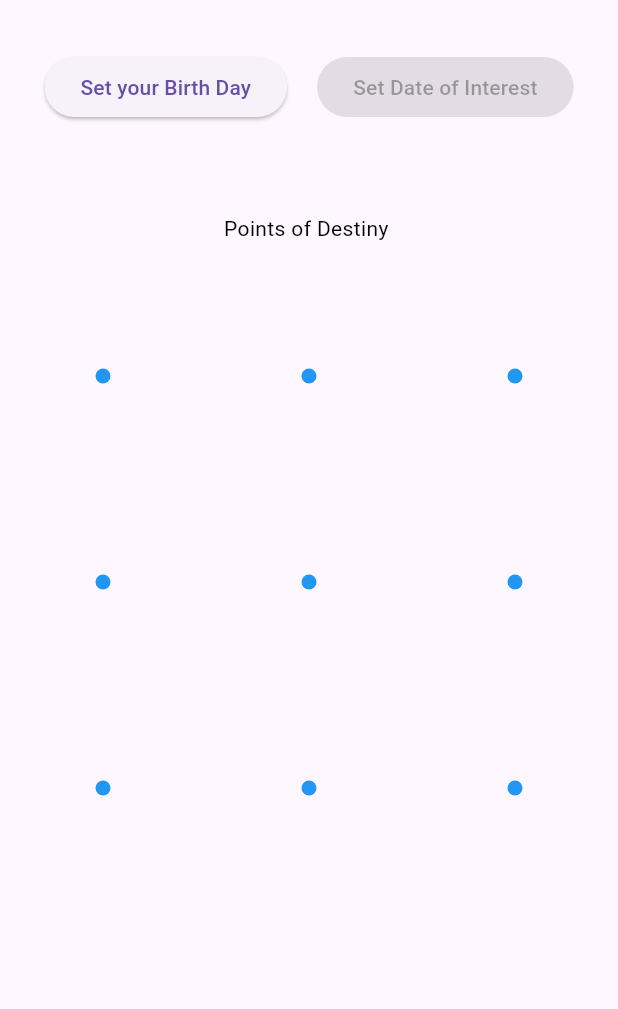
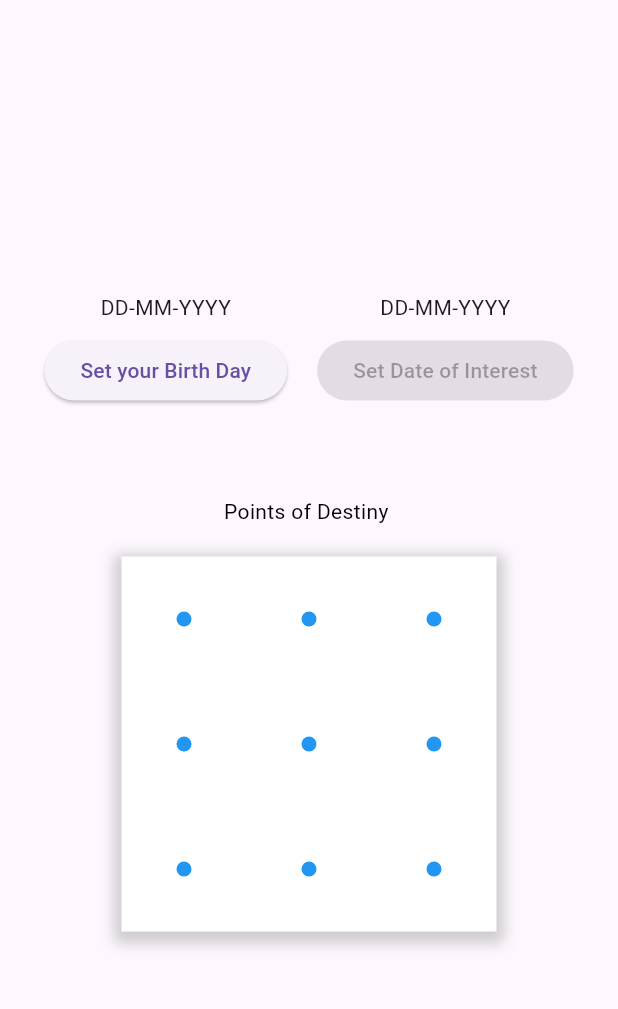
Before and after one commit to howbizarre/date_line_drawer, a Flutter app: the screen it shows after launch, on a phone screen of 412 x 824 dp, the part 63-1072 px from its top. Run offline on Flutter 3.47's test engine with Material 3 defaults, Android fonts, the phone set to English and light mode, and no system bars.

Commit message:
feat: Improve date selection UI and add shadow to the destiny points display
This commit enhances the user interface for date selection and improves the visual appearance of the "Points of Destiny" display.

Key changes include:

- Modified the date selection buttons to be within a Column widget with a label above each button.
- Added a SizedBox for spacing between the label and the button.
- Added a container with a shadow effect around the `CustomPaint` displaying the destiny points for better visibility.
- Set background color to white for the container to make the shadow visible.
- Adjusted the size of the container to 250x250.

```diff
--- a/lib/main.dart
+++ b/lib/main.dart
@@ -103,18 +103,38 @@ class _MyHomePageState extends State<MyHomePage> with TickerProviderStateMixin {
             Row(
               mainAxisAlignment: MainAxisAlignment.center,
               children: [
+                Column(
+                  children: [
+                    Text(
+                      _selectedDate1 == null
+                          ? 'DD-MM-YYYY'
+                          : 'Your Birthday',
+                    ),
+                    const SizedBox(height: 8),
                     ElevatedButton(
                       onPressed: () => _selectDate(context, 1),
                       child: Text(_selectedDate1 == null
                           ? 'Set your Birth Day'
-                      : "${_selectedDate1!.day.toString().padLeft(2, '0')}-${_selectedDate1!.month.toString().padLeft(2, '0')}-${_selectedDate1!.year}"),
+                          : '${_selectedDate1!.day.toString().padLeft(2, '0')}-${_selectedDate1!.month.toString().padLeft(2, '0')}-${_selectedDate1!.year}'),
+                    ),
+                  ],
                 ),
                 const SizedBox(width: 20),
+                Column(
+                  children: [
+                    Text(
+                      _selectedDate2 == null
+                          ? 'DD-MM-YYYY'
+                          : 'Date of Interest',
+                    ),
+                    const SizedBox(height: 8),
                     ElevatedButton(
                       onPressed: _selectedDate1 == null ? null : () => _selectDate(context, 2),
                       child: Text(_selectedDate2 == null
                           ? 'Set Date of Interest'
-                      : "${_selectedDate2!.day.toString().padLeft(2, '0')}-${_selectedDate2!.month.toString().padLeft(2, '0')}-${_selectedDate2!.year}"),
+                          : '${_selectedDate2!.day.toString().padLeft(2, '0')}-${_selectedDate2!.month.toString().padLeft(2, '0')}-${_selectedDate2!.year}'),
+                    ),
+                  ],
                 ),
               ],
             ),
@@ -134,7 +154,22 @@ class _MyHomePageState extends State<MyHomePage> with TickerProviderStateMixin {
                   ),
                 ),
               ),
-            Expanded(
+            Center(
+              child: Container(
+                decoration: BoxDecoration(
+                  color: Colors.white, // Background color for the shadow to be visible
+                  boxShadow: [
+                    BoxShadow(
+                      color: Colors.grey.withOpacity(0.5),
+                      spreadRadius: 5,
+                      blurRadius: 7,
+                      offset: const Offset(0, 3), // changes position of shadow
+                    ),
+                  ],
+                ),
+                child: SizedBox(
+                  width: 250, // Adjust size as needed
+                  height: 250, // Adjust size as needed
                   child: AnimatedBuilder(
                     animation: _animation,
                     builder: (context, child) {
@@ -143,6 +178,8 @@ class _MyHomePageState extends State<MyHomePage> with TickerProviderStateMixin {
                         child: Container(),
                       );
                     },
+                  ),
+                ),
               ),
             ),
           ],
```
Lines whose indentation alone changed are shown as unchanged.
